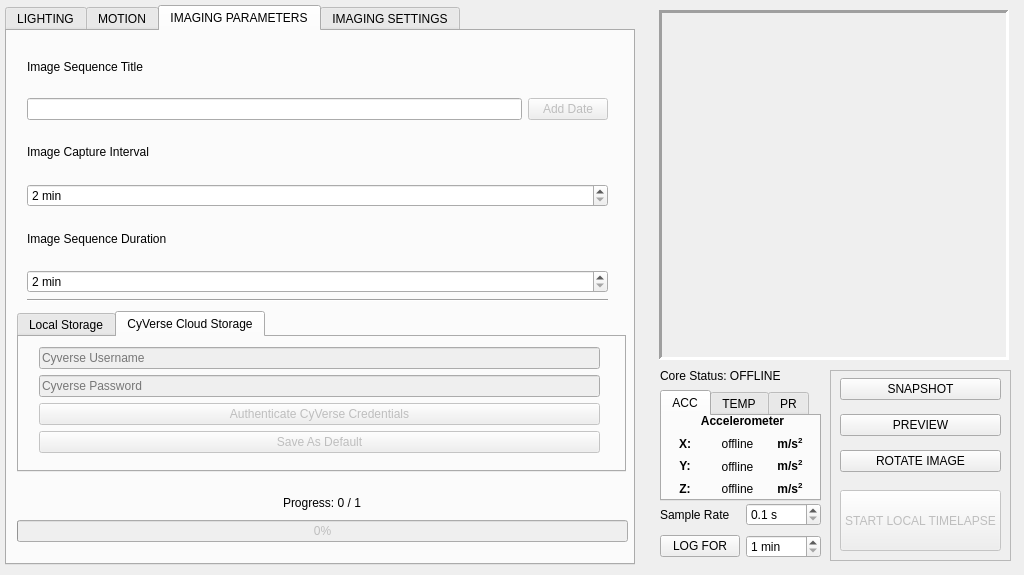
Qt form _ui/Clinostat.ui (CoCl-Jerry/SciSpin_Max_Dev) before a commit.
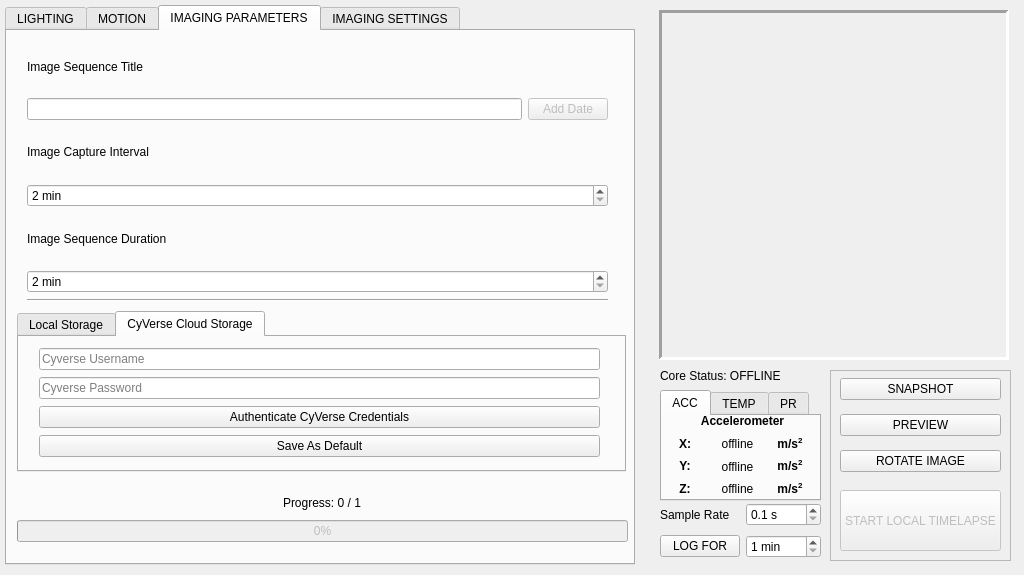
The same form after that commit. Icons and pictures are not drawn.

Patch:
```diff
--- a/_ui/Clinostat.ui
+++ b/_ui/Clinostat.ui
@@ -1050,14 +1050,14 @@
        </attribute>
        <widget class="QFrame" name="Cyverse_frame">
         <property name="enabled">
-         <bool>false</bool>
+         <bool>true</bool>
         </property>
         <property name="geometry">
          <rect>
           <x>20</x>
-          <y>10</y>
+          <y>0</y>
           <width>571</width>
-          <height>111</height>
+          <height>131</height>
          </rect>
         </property>
         <property name="frameShape">
@@ -1070,16 +1070,16 @@
          <property name="geometry">
           <rect>
            <x>0</x>
-           <y>0</y>
+           <y>10</y>
            <width>561</width>
-           <height>106</height>
+           <height>111</height>
           </rect>
          </property>
          <layout class="QVBoxLayout" name="verticalLayout_19" stretch="0,0,0,0">
           <item>
            <widget class="QLineEdit" name="cyverseUsername_lineEdit">
             <property name="enabled">
-             <bool>false</bool>
+             <bool>true</bool>
             </property>
             <property name="placeholderText">
              <string>Cyverse Username</string>
```
